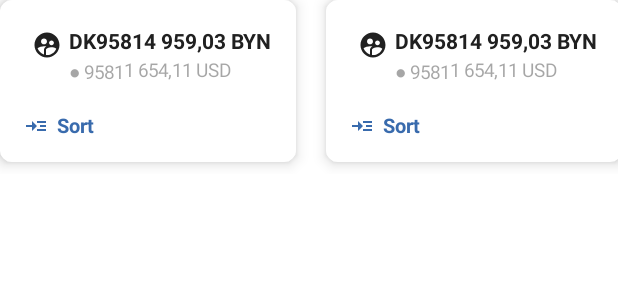
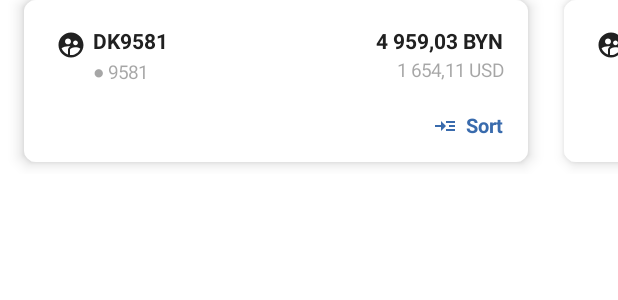
Before and after one commit to FestakEvgeny/PriorCopy, an Android app built with Jetpack Compose: the @Preview function CardComponentsListPreview, on a phone screen of 412 x 824 dp. Shown: the top 300 px of the screen. Run offline under Robolectric (Android 15) with nearby library versions, the phone set to English and light mode, and no system bars; libraries missing offline, so code that uses them is left out: fetskovich.evgeny.architecture, fetskovich.evgeny.entity.

Commit message:
height fix.

```diff
--- a/androidApp/app/src/main/java/fetskovich/evgeny/app/features/ui/core/main/products/ui/myproducts/cards/CardListComponent.kt
+++ b/androidApp/app/src/main/java/fetskovich/evgeny/app/features/ui/core/main/products/ui/myproducts/cards/CardListComponent.kt
@@ -19,6 +19,7 @@
 import androidx.compose.runtime.Composable
 import androidx.compose.ui.Alignment
 import androidx.compose.ui.Modifier
+import androidx.compose.ui.platform.LocalConfiguration
 import androidx.compose.ui.res.painterResource
 import androidx.compose.ui.res.stringResource
 import androidx.compose.ui.text.font.FontWeight
@@ -42,6 +43,8 @@
             modifier = modifier,
         )
     } else {
+       val itemWidth = LocalConfiguration.current.screenWidthDp.dp - 20.dp
+
         LazyRow(
             horizontalArrangement = Arrangement.spacedBy(8.dp),
             modifier = Modifier
@@ -57,13 +60,19 @@
                 }
             ) { index, item ->
                 val isNotLastItem = index != items.lastIndex
+                val width = if (isNotLastItem) {
+                    itemWidth - 40.dp
+                } else {
+                    itemWidth
+                }
 
                 CardComponent(
                     item = item,
                     onSortChange = onSortChange,
-                    modifier = modifier
+                    modifier = Modifier
+                        .width(width)
                         .padding(
-                            end = 12.dp,
+                            start = 16.dp,
                         )
                 )
             }
```
